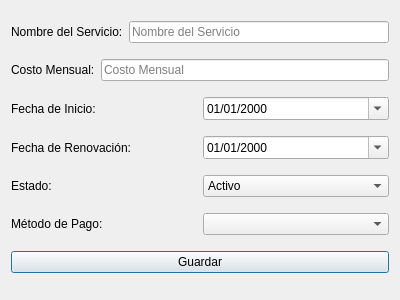
The window that ui/AddSubscription.ui (JoseManuelLuque/BillGuard) describes before a commit, drawn with Qt 5.
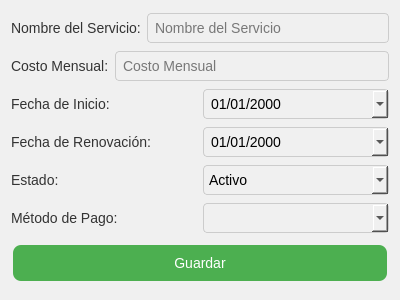
The same window after the commit.

What changed in the file:
```diff
--- a/ui/AddSubscription.ui
+++ b/ui/AddSubscription.ui
@@ -13,6 +13,46 @@
   <property name="windowTitle">
    <string>Agregar Suscripción</string>
   </property>
+  <property name="styleSheet">
+   <string notr="true">QWidget {
+    background-color: #f0f0f0;
+    font-family: Arial, sans-serif;
+    font-size: 14px;
+}
+
+QPushButton {
+    background-color: #4CAF50;
+    color: white;
+    border: none;
+    padding: 10px 20px;
+    text-align: center;
+    text-decoration: none;
+    font-size: 14px;
+    margin: 4px 2px;
+    border-radius: 8px;
+}
+
+QPushButton:hover {
+    background-color: #45a049;
+}
+
+QLabel {
+    color: #333;
+    font-size: 14px;
+}
+
+QLineEdit, QDateEdit, QComboBox {
+    padding: 5px;
+    border: 1px solid #ccc;
+    border-radius: 4px;
+}
+
+QListWidget {
+    border: 1px solid #ccc;
+    border-radius: 4px;
+    padding: 5px;
+}</string>
+  </property>
   <layout class="QVBoxLayout" name="verticalLayout">
    <item>
     <layout class="QHBoxLayout" name="horizontalLayoutNombreServicio">
```
Left out of the diff: 12 changed lines with no effect on the pictures.
